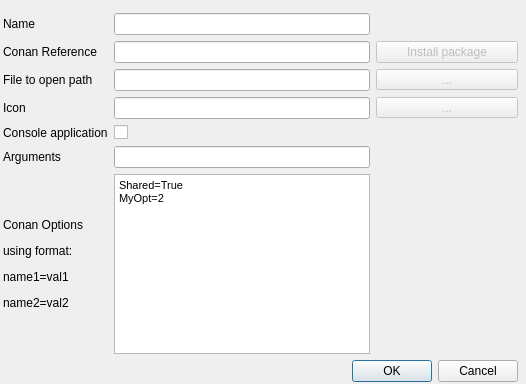
Before: the Qt Designer form src/conan_app_launcher/ui/modules/app_grid/common/app_edit.ui in goszpeti/conan_explorer, drawn with Qt 5.
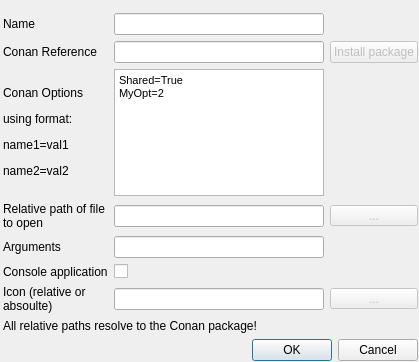
After: the same form once the commit is applied. Custom widgets are drawn as their Qt base class.

The edit to the form file:
```diff
--- a/src/conan_app_launcher/ui/modules/app_grid/common/app_edit.ui
+++ b/src/conan_app_launcher/ui/modules/app_grid/common/app_edit.ui
@@ -6,8 +6,8 @@
    <rect>
     <x>0</x>
     <y>0</y>
-    <width>526</width>
-    <height>384</height>
+    <width>419</width>
+    <height>362</height>
    </rect>
   </property>
   <property name="windowTitle">
@@ -21,8 +21,8 @@
     <rect>
      <x>0</x>
      <y>10</y>
-     <width>521</width>
-     <height>372</height>
+     <width>421</width>
+     <height>351</height>
     </rect>
    </property>
    <layout class="QVBoxLayout" name="vertical_layout">
@@ -36,54 +36,15 @@
      <number>3</number>
     </property>
     <item>
-     <layout class="QGridLayout" name="gridLayout" rowstretch="0,1,0,0,0,0,0">
-      <item row="0" column="1">
-       <widget class="QLineEdit" name="name_line_edit"/>
-      </item>
-      <item row="1" column="0">
-       <widget class="QLabel" name="conan_ref_label">
-        <property name="sizePolicy">
-         <sizepolicy hsizetype="Preferred" vsizetype="Expanding">
-          <horstretch>0</horstretch>
-          <verstretch>0</verstretch>
-         </sizepolicy>
-        </property>
-        <property name="minimumSize">
-         <size>
-          <width>0</width>
-          <height>0</height>
-         </size>
-        </property>
-        <property name="text">
-         <string>Conan Reference</string>
-        </property>
-        <property name="wordWrap">
-         <bool>true</bool>
-        </property>
-       </widget>
-      </item>
-      <item row="1" column="1">
-       <widget class="ConanRefLineEdit" name="conan_ref_line_edit"/>
-      </item>
-      <item row="0" column="0">
-       <widget class="QLabel" name="name_label">
-        <property name="text">
-         <string>Name</string>
-        </property>
-       </widget>
-      </item>
-      <item row="4" column="0">
-       <widget class="QLabel" name="is_console_app_label">
-        <property name="text">
-         <string>Console application</string>
-        </property>
-       </widget>
-      </item>
-      <item row="5" column="1">
-       <widget class="QLineEdit" name="args_line_edit"/>
-      </item>
-      <item row="6" column="1">
+     <layout class="QGridLayout" name="gridLayout">
+      <item row="2" column="1">
        <widget class="QTextEdit" name="conan_opts_text_edit">
+        <property name="sizePolicy">
+         <sizepolicy hsizetype="Preferred" vsizetype="Preferred">
+          <horstretch>0</horstretch>
+          <verstretch>0</verstretch>
+         </sizepolicy>
+        </property>
         <property name="autoFormatting">
          <set>QTextEdit::AutoNone</set>
         </property>
@@ -97,48 +58,49 @@
         </property>
        </widget>
       </item>
-      <item row="4" column="1">
-       <widget class="QCheckBox" name="is_console_app_checkbox">
-        <property name="text">
-         <string/>
-        </property>
-       </widget>
-      </item>
-      <item row="5" column="0">
-       <widget class="QLabel" name="args_label">
-        <property name="text">
-         <string>Arguments</string>
-        </property>
-       </widget>
-      </item>
-      <item row="3" column="1">
-       <widget class="QLineEdit" name="icon_line_edit"/>
-      </item>
-      <item row="3" column="0">
-       <widget class="QLabel" name="icon_label">
-        <property name="text">
-         <string>Icon</string>
-        </property>
-       </widget>
-      </item>
-      <item row="6" column="0">
+      <item row="2" column="0">
        <widget class="QLabel" name="conan_opts_label">
+        <property name="sizePolicy">
+         <sizepolicy hsizetype="Preferred" vsizetype="MinimumExpanding">
+          <horstretch>0</horstretch>
+          <verstretch>0</verstretch>
+         </sizepolicy>
+        </property>
         <property name="text">
          <string>&lt;html&gt;&lt;head/&gt;&lt;body&gt;&lt;p&gt;Conan Options&lt;/p&gt;&lt;p&gt;using format: &lt;/p&gt;&lt;p&gt;name1=val1&lt;/p&gt;&lt;p&gt;name2=val2&lt;/p&gt;&lt;/body&gt;&lt;/html&gt;</string>
         </property>
        </widget>
       </item>
-      <item row="2" column="1">
+      <item row="3" column="1">
        <widget class="QLineEdit" name="exec_path_line_edit"/>
       </item>
-      <item row="2" column="0">
+      <item row="3" column="0">
        <widget class="QLabel" name="exec_path_label">
         <property name="text">
-         <string>File to open path</string>
+         <string>Relative path of file to open</string>
         </property>
+        <property name="wordWrap">
+         <bool>true</bool>
+        </property>
        </widget>
       </item>
-      <item row="2" column="2">
+      <item row="6" column="2">
+       <widget class="QToolButton" name="toolButton_3">
+        <property name="enabled">
+         <bool>false</bool>
+        </property>
+        <property name="sizePolicy">
+         <sizepolicy hsizetype="MinimumExpanding" vsizetype="Fixed">
+          <horstretch>0</horstretch>
+          <verstretch>0</verstretch>
+         </sizepolicy>
+        </property>
+        <property name="text">
+         <string>...</string>
+        </property>
+       </widget>
+      </item>
+      <item row="3" column="2">
        <widget class="QToolButton" name="toolButton_2">
         <property name="enabled">
          <bool>false</bool>
@@ -157,22 +119,6 @@
         </property>
        </widget>
       </item>
-      <item row="3" column="2">
-       <widget class="QToolButton" name="toolButton_3">
-        <property name="enabled">
-         <bool>false</bool>
-        </property>
-        <property name="sizePolicy">
-         <sizepolicy hsizetype="MinimumExpanding" vsizetype="Fixed">
-          <horstretch>0</horstretch>
-          <verstretch>0</verstretch>
-         </sizepolicy>
-        </property>
-        <property name="text">
-         <string>...</string>
-        </property>
-       </widget>
-      </item>
       <item row="1" column="2">
        <widget class="QPushButton" name="pushButton">
         <property name="enabled">
@@ -186,8 +132,90 @@
         </property>
        </widget>
       </item>
+      <item row="6" column="1">
+       <widget class="QLineEdit" name="icon_line_edit"/>
+      </item>
+      <item row="0" column="1">
+       <widget class="QLineEdit" name="name_line_edit"/>
+      </item>
+      <item row="0" column="0">
+       <widget class="QLabel" name="name_label">
+        <property name="text">
+         <string>Name</string>
+        </property>
+       </widget>
+      </item>
+      <item row="1" column="0">
+       <widget class="QLabel" name="conan_ref_label">
+        <property name="sizePolicy">
+         <sizepolicy hsizetype="Preferred" vsizetype="Expanding">
+          <horstretch>0</horstretch>
+          <verstretch>0</verstretch>
+         </sizepolicy>
+        </property>
+        <property name="minimumSize">
+         <size>
+          <width>0</width>
+          <height>0</height>
+         </size>
+        </property>
+        <property name="text">
+         <string>Conan Reference</string>
+        </property>
+        <property name="wordWrap">
+         <bool>true</bool>
+        </property>
+       </widget>
+      </item>
+      <item row="5" column="0">
+       <widget class="QLabel" name="is_console_app_label">
+        <property name="text">
+         <string>Console application</string>
+        </property>
+       </widget>
+      </item>
+      <item row="1" column="1">
+       <widget class="ConanRefLineEdit" name="conan_ref_line_edit"/>
+      </item>
+      <item row="4" column="0">
+       <widget class="QLabel" name="args_label">
+        <property name="text">
+         <string>Arguments</string>
+        </property>
+       </widget>
+      </item>
+      <item row="4" column="1">
+       <widget class="QLineEdit" name="args_line_edit"/>
+      </item>
+      <item row="6" column="0">
+       <widget class="QLabel" name="icon_label">
+        <property name="text">
+         <string>Icon (relative or absoulte)</string>
+        </property>
+        <property name="textFormat">
+         <enum>Qt::RichText</enum>
+        </property>
+        <property name="wordWrap">
+         <bool>true</bool>
+        </property>
+       </widget>
+      </item>
+      <item row="5" column="1">
+       <widget class="QCheckBox" name="is_console_app_checkbox">
+        <property name="text">
+         <string/>
+        </property>
+       </widget>
+      </item>
      </layout>
     </item>
+    <item>
+     <widget class="QLabel" name="label">
+      <property name="text">
+       <string>All relative paths resolve to the Conan package!</string>
+      </property>
+     </widget>
+    </item>
     <item>
      <widget class="QDialogButtonBox" name="button_box">
       <property name="orientation">
```
